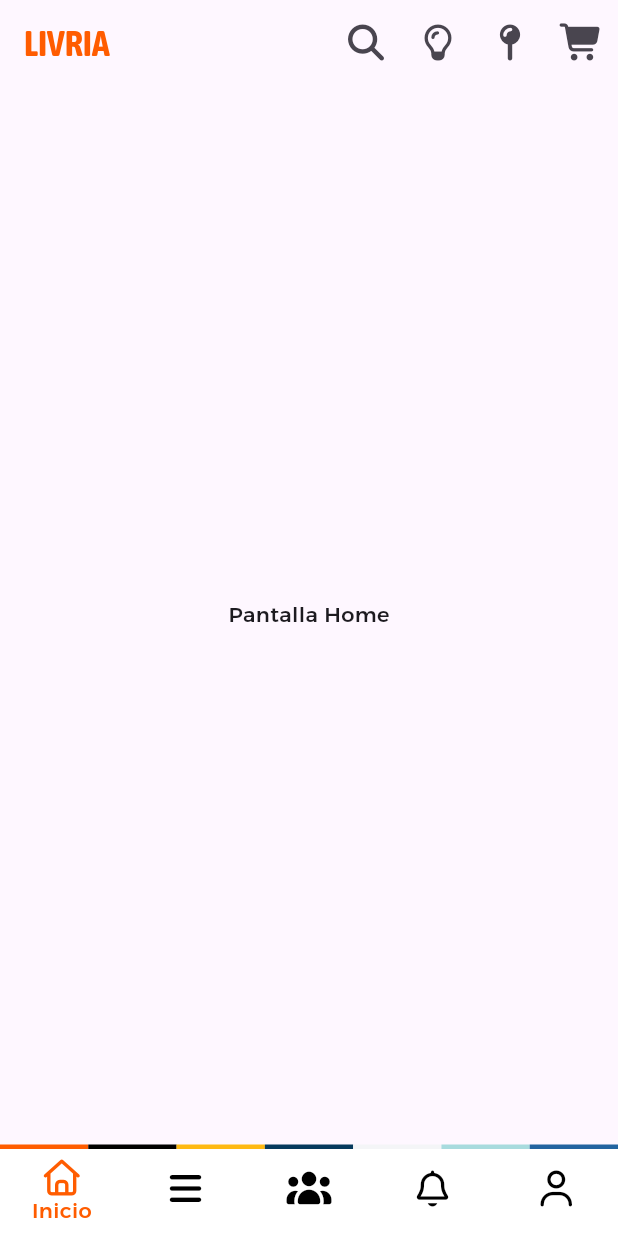
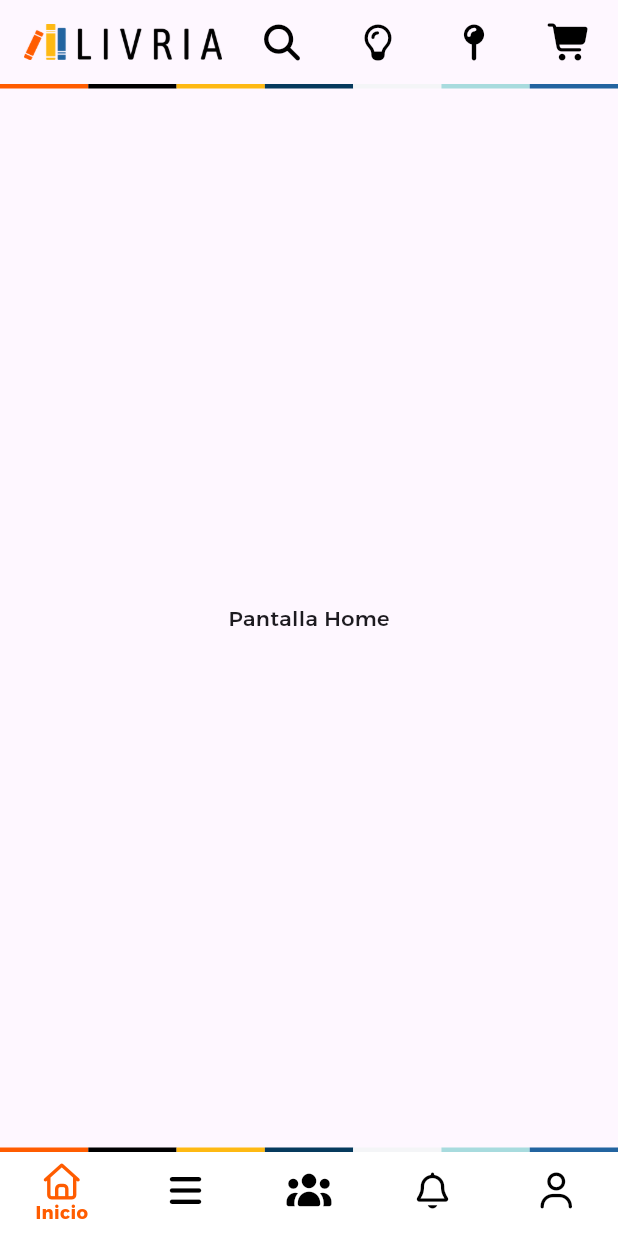
Before and after one commit to LivriaOrg/Livria-User, a Flutter app: the screen it shows after launch, on a phone screen of 412 x 824 dp. Run offline on Flutter 3.47's test engine with Material 3 defaults, Android fonts, the phone set to English and light mode, and no system bars; our stand-ins replace font_awesome_flutter, go_router.

Commit message:
Improve AppBar Styles

```diff
--- a/lib/common/theme/app_theme.dart
+++ b/lib/common/theme/app_theme.dart
@@ -16,10 +16,19 @@ ThemeData getAppTheme() {
       type: BottomNavigationBarType.fixed,
       showUnselectedLabels: false,
       showSelectedLabels: true,
+      selectedLabelStyle: const TextStyle(
+        fontFamily: 'Alexandria',
+        fontWeight: FontWeight.w700,
+        fontSize: 12,
+      ),
     ),
+
+
 
     // Default Font
     fontFamily: 'Alexandria',
+
+
 
     // Text Theme
     textTheme: const TextTheme(
--- a/lib/common/widgets/main_shell.dart
+++ b/lib/common/widgets/main_shell.dart
@@ -17,44 +17,7 @@ class MainShell extends StatelessWidget {
   @override
   Widget build(BuildContext context) {
     return Scaffold(
-      appBar: AppBar(
-        title: Text(
-          'LIVRIA',
-          style: Theme.of(context).textTheme.headlineLarge?.copyWith(
-            fontSize: 24,
-            color: AppColors.primaryOrange
-          ),
-        ),
-        centerTitle: false, // alinea el título a la izquierda
-
-        // Acciones a la derecha
-        actions: [
-          IconButton(
-            icon: const FaIcon(AppIcons.search),
-            onPressed: () {
-              context.push('/search');
-            },
-          ),
-          IconButton(
-            icon: const FaIcon(AppIcons.recommendations),
-            onPressed: () {
-              context.push('/recommendations');
-            },
-          ),
-          IconButton(
-            icon: const FaIcon(AppIcons.location),
-            onPressed: () {
-              context.push('/location');
-            },
-          ),
-          IconButton(
-            icon: const FaIcon(AppIcons.cart),
-            onPressed: () {
-              context.push('/cart');
-            },
-          ),
-        ],
-      ),
+      appBar: _buildAppBar(context),
 
       // el body es la página que el go_router nos pasa
       body: child,
@@ -144,5 +107,77 @@ int _calculateCurrentIndex(BuildContext context) {
     return 0;
 }
 
+  PreferredSizeWidget _buildAppBar(BuildContext context) {
+    // obtener ruta raiz
+    final String location = GoRouterState.of(context).matchedLocation;
+
+    // lógica de color manul
+    Color getIconColor(String path) {
+      return location == path
+          ? AppColors.primaryOrange
+          : AppColors.black;
+    }
+
+    // construir appbar
+    final defaultAppBar = AppBar(
+
+      // titulo clickeable
+      title: GestureDetector(
+        onTap: () => context.go('/home'), // acción ir a /home
+        child: Image.asset(
+          'assets/images/logo.png',
+          height: 36,
+          fit: BoxFit.contain,
+        ),
+      ),
+      centerTitle: false, // Alinea el logo a la izquierda
+
+      //  acciones
+      actions: [
+        IconButton(
+          icon: const FaIcon(AppIcons.search),
+          color: getIconColor('/search'),
+          onPressed: () => context.go('/search'),
+        ),
+        const SizedBox(width: 16),
+        IconButton(
+          icon: const FaIcon(AppIcons.recommendations),
+          color: getIconColor('/recommendations'),
+          onPressed: () => context.go('/recommendations'),
+        ),
+        const SizedBox(width: 16),
+        IconButton(
+          icon: const FaIcon(AppIcons.location),
+          color: getIconColor('/location'),
+          onPressed: () => context.go('/location'),
+        ),
+        const SizedBox(width: 16),
+        IconButton(
+          icon: const FaIcon(AppIcons.cart),
+          color: getIconColor('/cart'),
+          onPressed: () => context.go('/cart'),
+        ),
+        const SizedBox(width: 8) // espacio a la derecha
+
+      ],
+    );
+
+    // usamos PreferredSize para definir un alto total
+    return PreferredSize(
+      // Alto total = AppBar (kToolbarHeight) + Línea (3)
+      preferredSize: Size.fromHeight(kToolbarHeight + 3),
+      child: Column(
+        mainAxisAlignment: MainAxisAlignment.end, // para alinear a la derecha de la pantalla
+        children: [
+          defaultAppBar,
+          const MultiColorLine(height: 3,)
+        ],
+      ),
+    );
+  }
+
+
+
+
 
 }
--- a/pubspec.yaml
+++ b/pubspec.yaml
@@ -74,7 +74,6 @@ flutter:
   # To add assets to your application, add an assets section, like this:
   assets:
     - assets/images/
-    - assets/icons/
     - assets/fonts/
 
   fonts:
```
Also changed, not shown: assets/images/logo.png (added), 2 other files.
